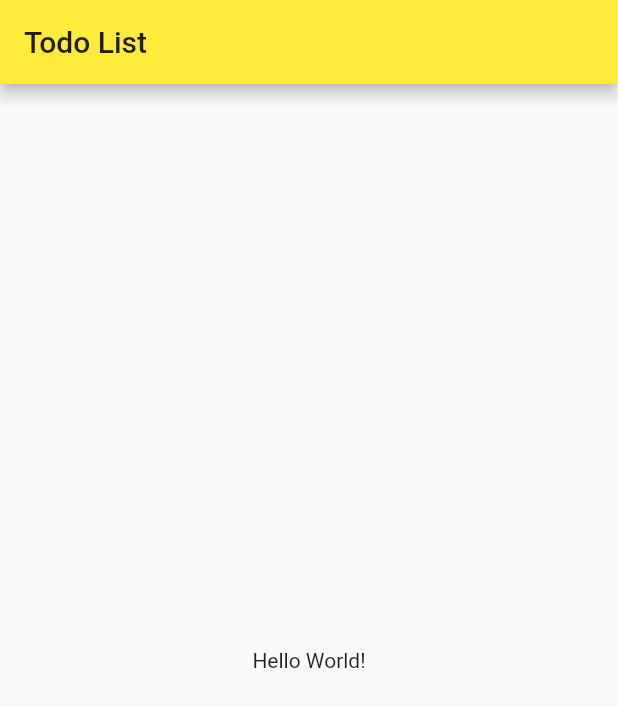
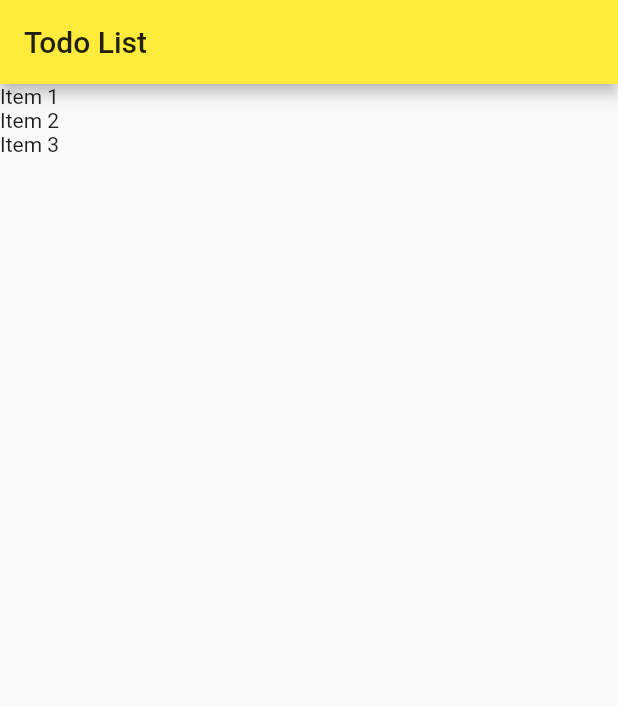
Before and after one commit to rafaelmadaloz/Todo-List-App, a Flutter app: the screen it shows after launch, on a phone screen of 412 x 824 dp. Shown: the top 707 px of the screen. Run offline on Flutter 3.47's test engine with Material 2 defaults, Android fonts, the phone set to English and light mode, and no system bars; missing offline and left inert: dart:ffi.

Commit message:
Add list views for items

```diff
--- a/lib/main.dart
+++ b/lib/main.dart
@@ -1,4 +1,6 @@
 import 'package:flutter/material.dart';
+
+import 'models/item.dart';
 
 void main() {
   runApp(MyApp());
@@ -19,15 +21,32 @@ class MyApp extends StatelessWidget {
   }
 }
 
-class HomePage extends StatelessWidget {
+class HomePage extends StatefulWidget {
+  var items = new List<Item>();
+
+  HomePage() {
+    items = [];
+    items.add(Item(title: "Item 1", done: false));
+    items.add(Item(title: "Item 2", done: true));
+    items.add(Item(title: "Item 3", done: false));
+  }
+
+  @override
+  _HomePageState createState() => _HomePageState();
+}
+
+class _HomePageState extends State<HomePage> {
   @override
   Widget build(BuildContext context) {
     return Scaffold(
       appBar: AppBar(
         title: Text("Todo List"),
       ),
-      body: Container(
-        child: Center(child: Text("Hello World!")),
+      body: ListView.builder(
+        itemCount: widget.items.length,
+        itemBuilder: (BuildContext context, int index) {
+          return Text(widget.items[index].title);
+        },
       ),
     );
   }
```
